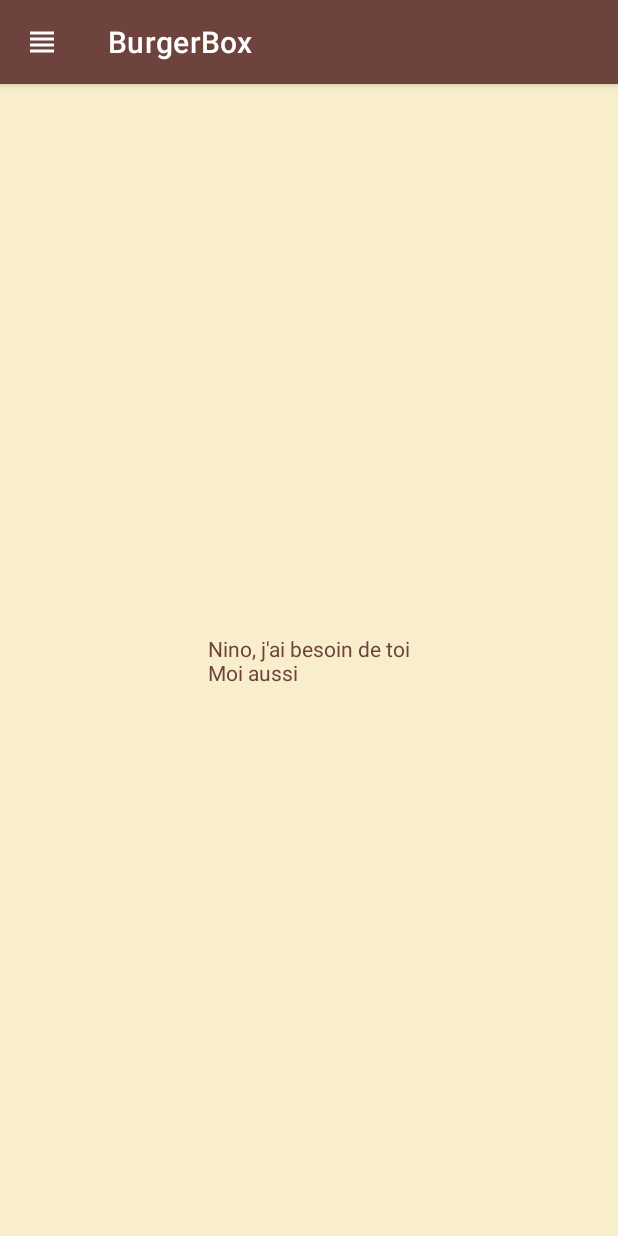
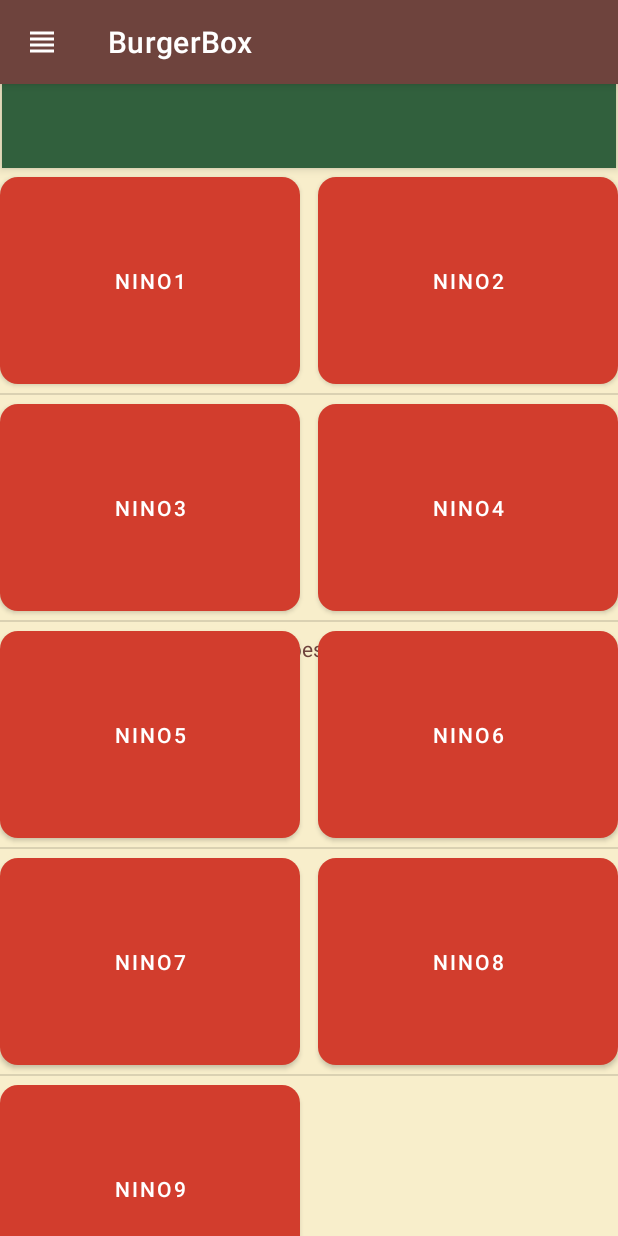
Before and after one commit to Ryoris/BurgerBox, an Android app: the screen it shows after launch (MainActivity), on a phone screen of 412 x 824 dp. Run offline under Robolectric (Android 15) with nearby library versions, the phone set to English and light mode, and no system bars.

Commit message:
ListView, classes Audio et TwoAudio

```diff
--- /dev/null
+++ b/app/src/main/java/com/clem/burgerbox/Audio.java
@@ -0,0 +1,13 @@
+package com.clem.burgerbox;
+
+public class Audio {
+
+    private String title;
+    public Audio(String title){
+        this.title=title;
+    }
+
+    public String getTitle(){
+        return this.title;
+    }
+}
--- /dev/null
+++ b/app/src/main/java/com/clem/burgerbox/CustomAdapter.java
@@ -0,0 +1,75 @@
+package com.clem.burgerbox;
+
+import android.content.Context;
+import android.view.LayoutInflater;
+import android.view.View;
+import android.view.ViewGroup;
+import android.widget.BaseAdapter;
+import android.widget.Button;
+
+import java.util.ArrayList;
+
+public class CustomAdapter extends BaseAdapter {
+    private ArrayList<TwoAudio> listData;
+    private LayoutInflater layoutInflater;
+    private Context context;
+
+    public CustomAdapter(Context context, ArrayList<TwoAudio> listData) {
+        this.listData = listData;
+        layoutInflater = LayoutInflater.from(context);
+        this.context = context;
+    }
+
+    @Override
+    public int getCount() {
+        return listData.size();
+    }
+
+    @Override
+    public Object getItem(int position) {
+        return listData.get(position);
+    }
+
+    @Override
+    public long getItemId(int position) {
+        return position;
+    }
+
+    public View getView(int position, View convertView, ViewGroup parent) {
+        ViewHolder holder;
+
+
+        if (convertView == null) {
+
+            convertView = layoutInflater.inflate(R.layout.two_buttons, null);
+            holder = new ViewHolder();
+
+            holder.button1 = (Button) convertView.findViewById(R.id.bouton1);
+            holder.button2 = (Button) convertView.findViewById(R.id.bouton2);
+
+
+            convertView.setTag(holder);
+        } else {
+            holder = (ViewHolder) convertView.getTag();
+        }
+
+        holder.button1.setText(listData.get(position).getAudio1().getTitle());
+
+        if(listData.get(position).getAudio2()==null){
+            holder.button2.setVisibility(View.GONE);
+        }
+        else{
+            holder.button2.setVisibility(View.VISIBLE);
+            holder.button2.setText(listData.get(position).getAudio2().getTitle());
+        }
+
+
+
+        return convertView;
+    }
+
+    static class ViewHolder {
+        Button button1;
+        Button button2;
+    }
+}
--- a/app/src/main/java/com/clem/burgerbox/MainActivity.java
+++ b/app/src/main/java/com/clem/burgerbox/MainActivity.java
@@ -1,12 +1,56 @@
 package com.clem.burgerbox;
 
 import android.os.Bundle;
+import android.view.Menu;
+import android.view.MenuInflater;
+import android.view.MenuItem;
+import android.widget.ListView;
+import android.widget.PopupMenu;
+import android.widget.Toast;
+
+import androidx.activity.EdgeToEdge;
+import androidx.appcompat.app.AppCompatActivity;
+import androidx.appcompat.widget.Toolbar;
+import androidx.core.graphics.Insets;
+import androidx.core.view.ViewCompat;
+import androidx.core.view.WindowInsetsCompat;
+import com.clem.burgerbox.R;
+
+import java.util.ArrayList;
 
 public class MainActivity extends BaseActivity {
+
+    // un super commentaire
+    //et un deuxieme
 
     @Override
     protected void onCreate(Bundle savedInstanceState) {
         super.onCreate(savedInstanceState);
         setActivityLayout(R.layout.activity_main);
+
+        ListView soundsListView = (ListView) findViewById(R.id.listview_1);
+
+        ArrayList<Audio> soundsList = new ArrayList<>();
+
+        ArrayList<TwoAudio> twoSoundsList = new ArrayList<>();
+
+        soundsList.add(new Audio("Nino1"));
+        soundsList.add(new Audio("Nino2"));
+        soundsList.add(new Audio("Nino3"));
+        soundsList.add(new Audio("Nino4"));
+        soundsList.add(new Audio("Nino5"));
+        soundsList.add(new Audio("Nino6"));
+        soundsList.add(new Audio("Nino7"));
+        soundsList.add(new Audio("Nino8"));
+        soundsList.add(new Audio("Nino9"));
+
+        twoSoundsList=TwoAudio.createTwoAudioArrays(soundsList);
+
+
+        CustomAdapter adapter = new CustomAdapter(this, twoSoundsList);
+
+        //get your listView and use your adapter
+        soundsListView.setAdapter(adapter);
+
     }
 }
--- /dev/null
+++ b/app/src/main/java/com/clem/burgerbox/TwoAudio.java
@@ -0,0 +1,59 @@
+package com.clem.burgerbox;
+
+import java.util.ArrayList;
+
+public class TwoAudio{
+
+    Audio audio1;
+    Audio audio2;
+    public TwoAudio(String text1, String text2){
+        this.audio1=new Audio(text1);
+        this.audio2=new Audio(text2);
+    }
+
+    public TwoAudio(Audio audio1, Audio audio2){
+        this.audio1=audio1;
+        this.audio2=audio2;
+    }
+
+    public Audio getAudio1() {
+        return audio1;
+    }
+
+    public Audio getAudio2() {
+        return audio2;
+    }
+
+    public static ArrayList<TwoAudio> createTwoAudioArrays(ArrayList<Audio> audio){
+        int finalIndex;
+        ArrayList<TwoAudio> twoAudioList = new ArrayList<>();
+        boolean isOdd;
+        if(audio.size()%2==0){
+            finalIndex= audio.size();
+            isOdd=false;
+        }
+        else{
+            finalIndex= audio.size()-1;
+            isOdd=true;
+        }
+        for(int i=0; i<finalIndex-1; i=i+2){
+            twoAudioList.add(
+                    new TwoAudio(
+                            audio.get(i),
+                            audio.get(i+1)
+                    )
+            );
+        }
+
+        if(isOdd){
+            twoAudioList.add(
+                    new TwoAudio(
+                            audio.get(audio.size()-1),
+                            null
+                    )
+            );
+        }
+
+        return twoAudioList;
+    }
+}
--- a/app/src/main/res/layout/activity_main.xml
+++ b/app/src/main/res/layout/activity_main.xml
@@ -16,6 +16,29 @@
         app:layout_constraintStart_toStartOf="parent"
         app:layout_constraintTop_toTopOf="parent" />
 
+    <androidx.appcompat.widget.Toolbar
+        android:id="@+id/my_toolbar"
+        android:layout_width="match_parent"
+        android:layout_height="?attr/actionBarSize"
+        android:layout_marginStart="1dp"
+        android:layout_marginEnd="1dp"
+        android:background="#31603D"
+        android:elevation="4dp"
+        android:theme="@style/ThemeOverlay.AppCompat.ActionBar"
+        app:layout_constraintEnd_toEndOf="parent"
+        app:layout_constraintHorizontal_bias="1.0"
+        app:layout_constraintStart_toStartOf="parent"
+        app:layout_constraintTop_toTopOf="parent"
+        app:popupTheme="@style/ThemeOverlay.AppCompat.Light"/>
+    <ListView
+        android:id="@+id/listview_1"
+        android:layout_width="match_parent"
+        android:layout_height="match_parent"
+        android:layout_marginTop="?attr/actionBarSize"
+        />
+        <!--
+        app:menu="@menu/action_buttons"
+        -->
 
 
 </androidx.constraintlayout.widget.ConstraintLayout>
--- /dev/null
+++ b/app/src/main/res/layout/one_button.xml
@@ -0,0 +1,14 @@
+<?xml version="1.0" encoding="utf-8"?>
+<androidx.constraintlayout.widget.ConstraintLayout xmlns:android="http://schemas.android.com/apk/res/android"
+    xmlns:app="http://schemas.android.com/apk/res-auto"
+    android:layout_width="match_parent"
+    android:layout_height="match_parent">
+    <Button
+        android:id="@+id/bouton1"
+        android:layout_width="200dp"
+        android:layout_height="150dp"
+        android:text="Son 1"
+        app:layout_constraintStart_toStartOf="parent"
+        app:layout_constraintTop_toTopOf="parent" />
+
+</androidx.constraintlayout.widget.ConstraintLayout>
--- /dev/null
+++ b/app/src/main/res/layout/two_buttons.xml
@@ -0,0 +1,23 @@
+<?xml version="1.0" encoding="utf-8"?>
+<androidx.constraintlayout.widget.ConstraintLayout xmlns:android="http://schemas.android.com/apk/res/android"
+    xmlns:app="http://schemas.android.com/apk/res-auto"
+    xmlns:tools="http://schemas.android.com/tools"
+    android:layout_width="match_parent"
+    android:layout_height="match_parent">
+
+    <Button
+        android:id="@+id/bouton1"
+        android:layout_width="200dp"
+        android:layout_height="150dp"
+        android:text="Son 1"
+        app:layout_constraintStart_toStartOf="parent"
+        app:layout_constraintTop_toTopOf="parent" />
+
+    <Button
+        android:id="@+id/bouton2"
+        android:layout_width="200dp"
+        android:layout_height="150dp"
+        android:text="Son 2"
+        app:layout_constraintEnd_toEndOf="parent"
+        app:layout_constraintTop_toTopOf="parent" />
+</androidx.constraintlayout.widget.ConstraintLayout>
```
